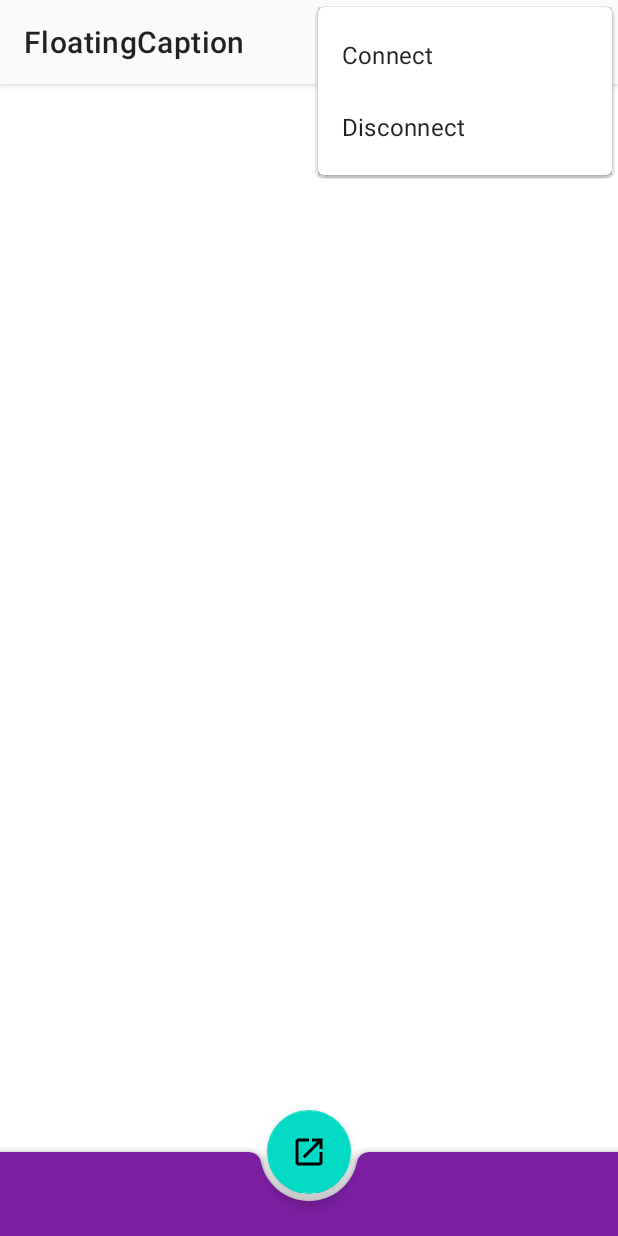
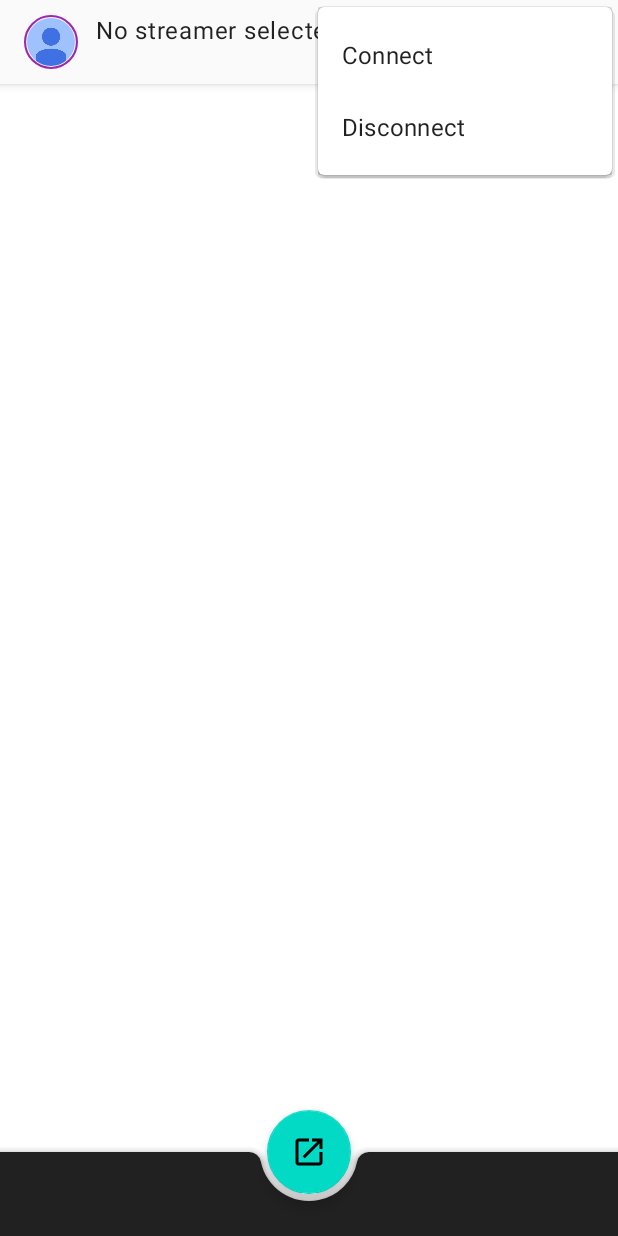
Before and after one commit to danmaqua/danmaqua-android, an Android app: the screen it shows after launch (MainActivity), with the options menu open, on a phone screen of 412 x 824 dp. Run offline under Robolectric (Android 15) with nearby library versions, the phone set to English and light mode, and no system bars; our stand-ins replace CircleImageView, Room's generated code; libraries missing offline, so code that uses them is left out: com.drakeet.multitype, com.tencent.mmkv; 14 statements that could not run were skipped.

Commit message:
MainActivity: Add toolbar ui
Signed-off-by: Siubeng Fung <fython@163.com>

```diff
--- a/app/src/main/java/moe/feng/danmaqua/data/SubscriptionDao.kt
+++ b/app/src/main/java/moe/feng/danmaqua/data/SubscriptionDao.kt
@@ -15,8 +15,14 @@ interface SubscriptionDao {
     @Delete
     suspend fun delete(item: Subscription)
 
+    @Query("SELECT COUNT(*) FROM subscription")
+    suspend fun count(): Int
+
     @Query("SELECT * FROM subscription")
     suspend fun getAll(): List<Subscription>
+
+    @Query("SELECT * FROM subscription WHERE selected = 1 LIMIT 1")
+    suspend fun findSelected(): Subscription?
 
     @Query("SELECT * FROM subscription WHERE uid = :uid")
     suspend fun findByUid(uid: Long): Subscription?
--- a/app/src/main/java/moe/feng/danmaqua/ui/DrawerViewFragment.kt
+++ b/app/src/main/java/moe/feng/danmaqua/ui/DrawerViewFragment.kt
@@ -61,7 +61,13 @@ class DrawerViewFragment : BaseFragment() {
                     launch {
                         val dao = DanmaquaApplication.getDatabase(requireContext()).subscriptions()
                         if (dao.findByUid(subscription.uid) == null) {
+                            if (dao.findSelected() == null) {
+                                subscription.selected = true
+                            }
                             dao.add(subscription)
+                            if (subscription.selected) {
+                                callback?.onSubscriptionChange(subscription)
+                            }
                             updateAdapterData()
                         }
                     }
--- a/app/src/main/java/moe/feng/danmaqua/ui/MainActivity.kt
+++ b/app/src/main/java/moe/feng/danmaqua/ui/MainActivity.kt
@@ -7,10 +7,16 @@ import android.content.ServiceConnection
 import android.os.Bundle
 import android.os.IBinder
 import android.util.Log
+import android.view.LayoutInflater
 import android.view.Menu
 import android.view.MenuItem
+import android.view.View
+import android.widget.ImageView
+import android.widget.TextView
 import androidx.core.content.ContextCompat
 import androidx.core.view.GravityCompat
+import androidx.core.view.isGone
+import androidx.core.view.isVisible
 import androidx.fragment.app.Fragment
 import androidx.fragment.app.commit
 import com.drakeet.multitype.MultiTypeAdapter
@@ -26,6 +32,7 @@ import moe.feng.danmaqua.model.BiliChatDanmaku
 import moe.feng.danmaqua.model.Subscription
 import moe.feng.danmaqua.service.DanmakuListenerService
 import moe.feng.danmaqua.ui.list.SimpleDanmakuItemViewDelegate
+import moe.feng.danmaqua.util.HttpUtils
 import moe.feng.danmaqua.util.ext.TAG
 
 class MainActivity : BaseActivity(), DrawerViewFragment.Callback {
@@ -35,16 +42,32 @@ class MainActivity : BaseActivity(), DrawerViewFragment.Callback {
     private var service: IDanmakuListenerService? = null
     private var serviceConnection: ServiceConnection? = null
 
+    private var online: Int = 0
+
     private val danmakuList: MutableList<BiliChatDanmaku> = mutableListOf()
     private val danmakuAdapter: SimpleDanmakuAdapter = SimpleDanmakuAdapter().also {
         it.items = danmakuList
     }
+
+    private lateinit var toolbarView: View
+    private val avatarView by lazy { toolbarView.findViewById<ImageView>(R.id.avatarView) }
+    private val usernameView by lazy { toolbarView.findViewById<TextView>(R.id.usernameView) }
+    private val statusView by lazy { toolbarView.findViewById<TextView>(R.id.statusView) }
 
     override fun onCreate(savedInstanceState: Bundle?) {
         super.onCreate(savedInstanceState)
         setContentView(R.layout.main_activity)
 
         setSupportActionBar(toolbar)
+        supportActionBar?.also {
+            it.setDisplayShowTitleEnabled(false)
+            it.setDisplayShowCustomEnabled(true)
+        }
+        toolbarView = LayoutInflater.from(this).inflate(R.layout.main_toolbar_layout, null)
+        toolbarView.findViewById<View>(R.id.titleButton).setOnClickListener {
+            drawerLayout.openDrawer(GravityCompat.START)
+        }
+        supportActionBar?.customView = toolbarView
 
         recyclerView.adapter = danmakuAdapter
 
@@ -54,6 +77,8 @@ class MainActivity : BaseActivity(), DrawerViewFragment.Callback {
             }
         }
 
+        updateAvatarAndNameViews()
+        updateStatusViews()
         startBindService()
     }
 
@@ -127,6 +152,7 @@ class MainActivity : BaseActivity(), DrawerViewFragment.Callback {
 
     override fun onSubscriptionChange(current: Subscription) {
         drawerLayout.closeDrawer(GravityCompat.START)
+        updateAvatarAndNameViews()
         launch {
             val needReconnect = withContext(IO) {
                 service?.isConnected == true && service?.roomId != current.roomId
@@ -153,22 +179,48 @@ class MainActivity : BaseActivity(), DrawerViewFragment.Callback {
 
             override fun onServiceDisconnected(name: ComponentName?) {
                 service = null
-                invalidateOptionsMenu()
+                updateStatusViews()
             }
         }
         this.serviceConnection = serviceConnection
         bindService(serviceIntent, serviceConnection, Service.BIND_AUTO_CREATE)
     }
 
+    private fun updateAvatarAndNameViews() = launch {
+        val cur = database.subscriptions().findSelected()
+        if (cur != null) {
+            usernameView.text = cur.username
+            avatarView.setImageBitmap(HttpUtils.loadBitmapWithCache(cur.avatar))
+        } else {
+            usernameView.setText(R.string.no_streamer_selected_title)
+            avatarView.setImageResource(R.drawable.avatar_placeholder_empty)
+        }
+    }
+
+    private fun updateStatusViews() = launch {
+        if (withContext(IO) { service?.isConnected } == true) {
+            statusView.isVisible = true
+            statusView.text = getString(R.string.status_connected_with_popularity, online)
+        } else {
+            if (database.subscriptions().findSelected() == null) {
+                statusView.isGone = true
+            } else {
+                statusView.isVisible = true
+                statusView.setText(R.string.status_disconnected)
+            }
+        }
+        invalidateOptionsMenu()
+    }
+
     private inner class DanmakuListenerCallbackImpl : IDanmakuListenerCallback.Stub() {
         override fun onConnect(roomId: Long) {
             Log.i(TAG, "DanmakuListener: onConnect")
-            invalidateOptionsMenu()
+            updateStatusViews()
         }
 
         override fun onDisconnect() {
             Log.i(TAG, "DanmakuListener: onDisconnect")
-            invalidateOptionsMenu()
+            updateStatusViews()
         }
 
         override fun onReceiveDanmaku(msg: BiliChatDanmaku?) {
@@ -181,6 +233,8 @@ class MainActivity : BaseActivity(), DrawerViewFragment.Callback {
 
         override fun onHeartbeat(online: Int) {
             Log.d(TAG, "DanmakuListener: onHeartbeat: online=$online")
+            this@MainActivity.online = online
+            updateStatusViews()
         }
     }
 
--- /dev/null
+++ b/app/src/main/res/drawable/main_toolbar_avatar_ring_background.xml
@@ -0,0 +1,12 @@
+<?xml version="1.0" encoding="utf-8"?>
+<shape
+    xmlns:android="http://schemas.android.com/apk/res/android"
+    android:shape="oval">
+
+    <solid android:color="@android:color/transparent"/>
+
+    <size android:width="34dp" android:height="34dp"/>
+
+    <stroke android:width="1dp" android:color="@color/material_purple_500"/>
+
+</shape>
--- a/app/src/main/res/layout/main_activity.xml
+++ b/app/src/main/res/layout/main_activity.xml
@@ -22,7 +22,11 @@
                 android:id="@+id/toolbar"
                 android:theme="@style/ThemeOverlay.MaterialComponents.ActionBar"
                 android:layout_width="match_parent"
-                android:layout_height="?attr/actionBarSize"/>
+                android:layout_height="?attr/actionBarSize"
+                app:contentInsetStart="0dp"
+                app:contentInsetEnd="0dp"
+                app:contentInsetLeft="0dp"
+                app:contentInsetRight="0dp"/>
         </com.google.android.material.appbar.AppBarLayout>
 
         <androidx.recyclerview.widget.RecyclerView
@@ -40,7 +44,7 @@
             android:layout_width="match_parent"
             android:layout_height="wrap_content"
             android:layout_gravity="bottom"
-            app:backgroundTint="@color/material_purple_700"/>
+            app:backgroundTint="@color/material_grey_900"/>
 
         <com.google.android.material.floatingactionbutton.FloatingActionButton
             android:id="@+id/fab"
--- /dev/null
+++ b/app/src/main/res/layout/main_toolbar_layout.xml
@@ -0,0 +1,66 @@
+<?xml version="1.0" encoding="utf-8"?>
+<LinearLayout xmlns:android="http://schemas.android.com/apk/res/android"
+    xmlns:tools="http://schemas.android.com/tools"
+    android:orientation="horizontal"
+    android:layout_width="match_parent"
+    android:layout_height="?android:attr/actionBarSize">
+
+    <LinearLayout
+        android:id="@+id/titleButton"
+        android:orientation="horizontal"
+        android:layout_width="wrap_content"
+        android:layout_height="match_parent"
+        android:paddingStart="16dp"
+        android:paddingEnd="24dp"
+        android:gravity="center_vertical"
+        android:clickable="true"
+        android:focusable="true"
+        android:background="?android:attr/selectableItemBackgroundBorderless">
+
+
+        <FrameLayout
+            android:layout_width="36dp"
+            android:layout_height="36dp"
+            android:layout_marginEnd="12dp">
+
+            <moe.feng.danmaqua.ui.view.CircleImageView
+                android:id="@+id/avatarView"
+                android:layout_width="32dp"
+                android:layout_height="32dp"
+                android:layout_gravity="center"
+                android:scaleType="centerCrop"
+                android:src="@drawable/avatar_placeholder_empty" />
+
+            <ImageView
+                android:layout_width="match_parent"
+                android:layout_height="match_parent"
+                android:importantForAccessibility="no"
+                android:src="@drawable/main_toolbar_avatar_ring_background"/>
+
+        </FrameLayout>
+
+        <LinearLayout
+            android:orientation="vertical"
+            android:layout_width="wrap_content"
+            android:layout_height="wrap_content"
+            android:gravity="center_vertical">
+
+            <TextView
+                android:id="@+id/usernameView"
+                android:layout_width="wrap_content"
+                android:layout_height="wrap_content"
+                android:textAppearance="@style/TextAppearance.MaterialComponents.Body1"
+                tools:text="Siubeng Official"/>
+
+            <TextView
+                android:id="@+id/statusView"
+                android:layout_width="wrap_content"
+                android:layout_height="wrap_content"
+                android:textSize="12sp"
+                tools:text="Online: 10000"/>
+
+        </LinearLayout>
+
+    </LinearLayout>
+
+</LinearLayout>
--- /dev/null
+++ b/app/src/main/res/values-v27/styles.xml
@@ -0,0 +1,8 @@
+<?xml version="1.0" encoding="utf-8"?>
+<resources>
+
+    <style name="Theme.Danmaqua" parent="BaseTheme">
+        <item name="android:windowLightNavigationBar">false</item>
+    </style>
+
+</resources>
--- a/app/src/main/res/values/strings.xml
+++ b/app/src/main/res/values/strings.xml
@@ -8,6 +8,10 @@
 
     <string name="action_new_subscription">Subscribe streamer…</string>
 
+    <string name="no_streamer_selected_title">No streamer selected</string>
+    <string name="status_disconnected">Disconnected</string>
+    <string name="status_connected_with_popularity">Online. Popularity: %d</string>
+
     <string name="new_subscription_title">New subscription</string>
     <string name="room_id_edit_hint">Enter Room ID here…</string>
     <string name="action_subscribe">Subscribe</string>
@@ -16,7 +20,7 @@
     <string name="noti_channel_status">Status notification</string>
 
     <string name="listener_service_label">Danmaku Background Service</string>
-    <string name="listener_service_noti_title">Danmaqua is listening danmaku for you.</string>
+    <string name="listener_service_noti_title">Danmaqua is listening messages for you.</string>
     <string name="listener_service_noti_text_no_connected">No room entered. Click here to open main page.</string>
     <string name="listener_service_noti_text_connected">Connected room: %1$s(%2$d)</string>
     <string name="listener_service_noti_stop">Stop</string>
--- a/app/src/main/res/values/styles.xml
+++ b/app/src/main/res/values/styles.xml
@@ -5,6 +5,7 @@
         <item name="colorPrimaryDark">@color/material_grey_300</item>
         <item name="colorAccent">@color/material_lime_500</item>
         <item name="android:windowLightStatusBar">true</item>
+        <item name="android:navigationBarColor">@color/material_grey_1000</item>
     </style>
 
     <style name="Theme.Danmaqua" parent="BaseTheme"></style>
```
Also changed, not shown: app/src/main/res/drawable-nodpi/avatar_placeholder_empty.png (added).
